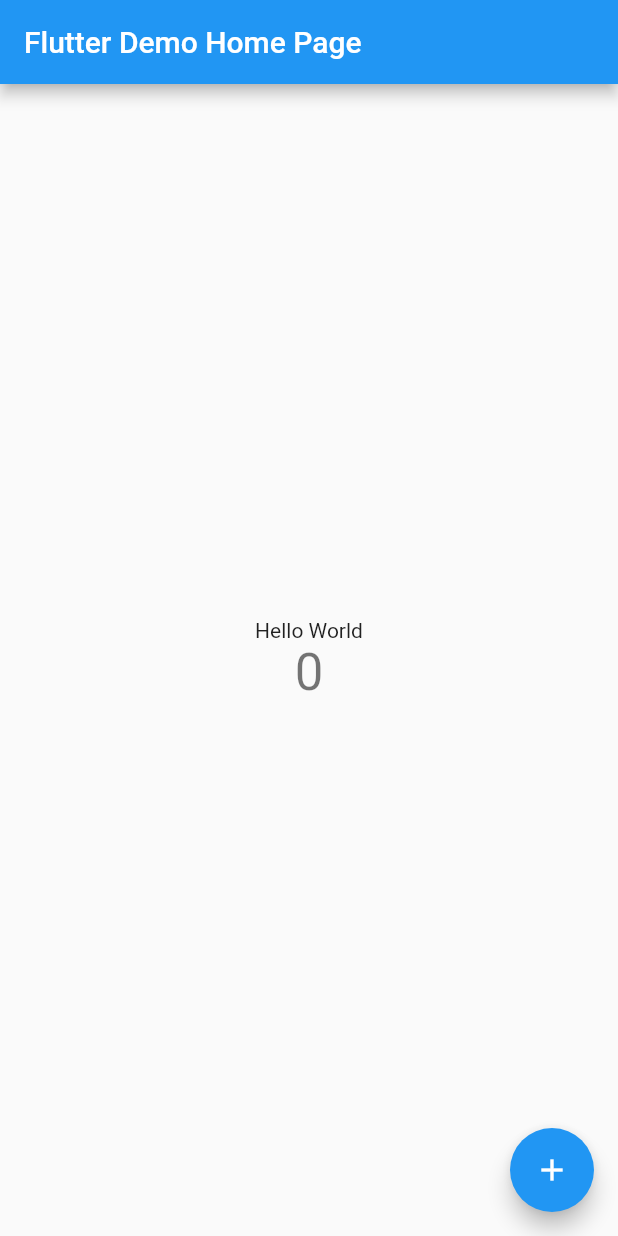
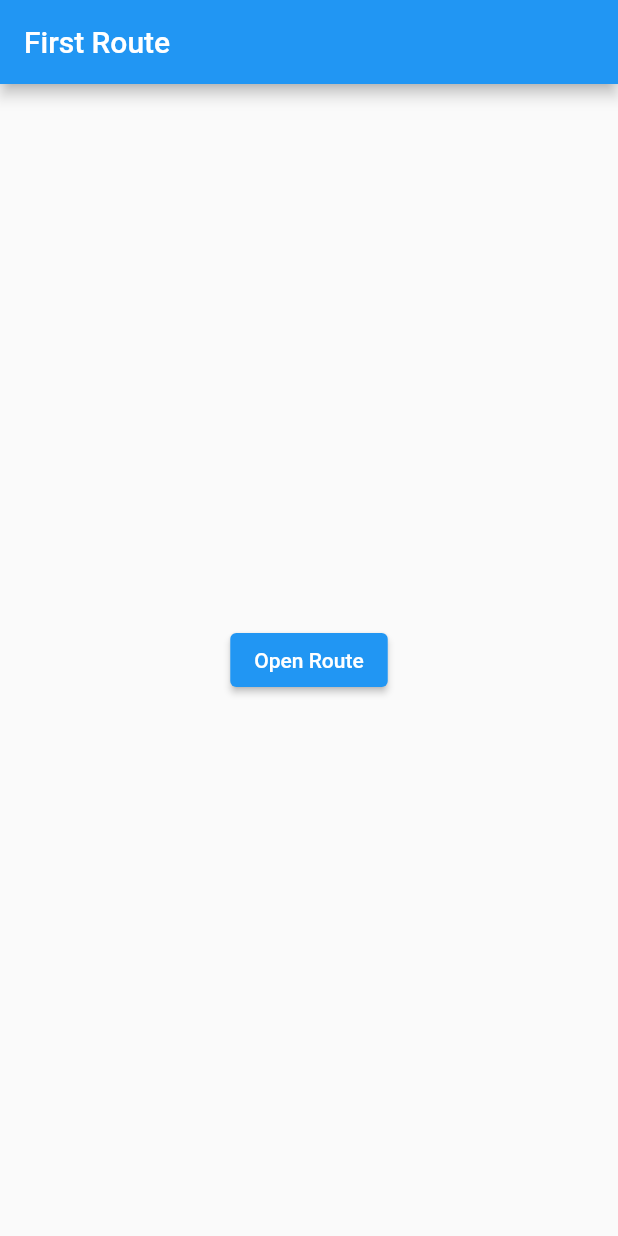
Before and after one commit to nigelcardozo/quiz_test, a Flutter app: the screen it shows after launch, on a phone screen of 412 x 824 dp. Run offline on Flutter 3.47's test engine with Material 2 defaults, Android fonts, the light colour scheme and no system bars; generated files the repository leaves out were written again.

Commit message:
Modified app to have two screens

```diff
--- a/lib/l10n/app_en.arb
+++ b/lib/l10n/app_en.arb
@@ -1,4 +1,8 @@
 {
   "appTitle": "Quiz Test",
-  "bodyText": "Hello World"
+  "bodyText": "Hello World",
+  "firstRoute": "First Route",
+  "secondRoute": "Second Route",
+  "openRoute": "Open Route",
+  "goBack": "Go Back"
 }
--- a/lib/l10n/app_es.arb
+++ b/lib/l10n/app_es.arb
@@ -1,4 +1,8 @@
 {
   "appTitle": "Prueba",
-  "bodyText": "Hola Mundo"
+  "bodyText": "Hola Mundo",
+  "firstRoute": "Primera Ruta",
+  "secondRoute": "Segunda Ruta",
+  "openRoute": "Ruta Abierta",
+  "goBack": "Regresa"
 }
--- a/lib/main.dart
+++ b/lib/main.dart
@@ -12,7 +12,7 @@
   Widget build(BuildContext context) {
     return MaterialApp(
       onGenerateTitle: (context) {
-        return AppLocalizations.of(context).appTitle;
+        return AppLocalizations.of(context)!.appTitle;
       },
       localizationsDelegates: [
         AppLocalizations.delegate,
@@ -36,92 +36,52 @@
         // is not restarted.
         primarySwatch: Colors.blue,
       ),
-      home: MyHomePage(title: 'Flutter Demo Home Page'),
+      home: FirstRoute(),
     );
   }
 }
 
-class MyHomePage extends StatefulWidget {
-  MyHomePage({Key key, this.title}) : super(key: key);
-
-  // This widget is the home page of your application. It is stateful, meaning
-  // that it has a State object (defined below) that contains fields that affect
-  // how it looks.
-
-  // This class is the configuration for the state. It holds the values (in this
-  // case the title) provided by the parent (in this case the App widget) and
-  // used by the build method of the State. Fields in a Widget subclass are
-  // always marked "final".
-
-  final String title;
-
-  @override
-  _MyHomePageState createState() => _MyHomePageState();
-}
-
-class _MyHomePageState extends State<MyHomePage> {
-  int _counter = 0;
-
-  void _incrementCounter() {
-    setState(() {
-      // This call to setState tells the Flutter framework that something has
-      // changed in this State, which causes it to rerun the build method below
-      // so that the display can reflect the updated values. If we changed
-      // _counter without calling setState(), then the build method would not be
-      // called again, and so nothing would appear to happen.
-      _counter++;
-    });
-  }
+class FirstRoute extends StatelessWidget {
+  const FirstRoute({Key? key}) : super(key: key);
 
   @override
   Widget build(BuildContext context) {
-    // This method is rerun every time setState is called, for instance as done
-    // by the _incrementCounter method above.
-    //
-    // The Flutter framework has been optimized to make rerunning build methods
-    // fast, so that you can just rebuild anything that needs updating rather
-    // than having to individually change instances of widgets.
     return Scaffold(
       appBar: AppBar(
-        // Here we take the value from the MyHomePage object that was created by
-        // the App.build method, and use it to set our appbar title.
-        title: Text(widget.title),
-      ),
+          //title: Text('First Route'),
+          title: Text(AppLocalizations.of(context)!.firstRoute)),
       body: Center(
-        // Center is a layout widget. It takes a single child and positions it
-        // in the middle of the parent.
-        child: Column(
-          // Column is also a layout widget. It takes a list of children and
-          // arranges them vertically. By default, it sizes itself to fit its
-          // children horizontally, and tries to be as tall as its parent.
-          //
-          // Invoke "debug painting" (press "p" in the console, choose the
-          // "Toggle Debug Paint" action from the Flutter Inspector in Android
-          // Studio, or the "Toggle Debug Paint" command in Visual Studio Code)
-          // to see the wireframe for each widget.
-          //
-          // Column has various properties to control how it sizes itself and
-          // how it positions its children. Here we use mainAxisAlignment to
-          // center the children vertically; the main axis here is the vertical
-          // axis because Columns are vertical (the cross axis would be
-          // horizontal).
-          mainAxisAlignment: MainAxisAlignment.center,
-          children: <Widget>[
-            Text(
-                //'You have pushed the button this many times:',
-                AppLocalizations.of(context).bodyText),
-            Text(
-              '$_counter',
-              style: Theme.of(context).textTheme.headline4,
-            ),
-          ],
+        child: ElevatedButton(
+          child: Text(AppLocalizations.of(context)!.openRoute),
+          onPressed: () {
+            // Navigate to second route when tapped.
+            Navigator.push(
+              context,
+              MaterialPageRoute(builder: (context) => SecondRoute()),
+            );
+          },
         ),
       ),
-      floatingActionButton: FloatingActionButton(
-        onPressed: _incrementCounter,
-        tooltip: 'Increment',
-        child: Icon(Icons.add),
-      ), // This trailing comma makes auto-formatting nicer for build methods.
     );
   }
 }
+
+class SecondRoute extends StatelessWidget {
+  const SecondRoute({Key? key}) : super(key: key);
+
+  @override
+  Widget build(BuildContext context) {
+    return Scaffold(
+      appBar: AppBar(title: Text(AppLocalizations.of(context)!.secondRoute)),
+      body: Center(
+        child: ElevatedButton(
+          onPressed: () {
+            // Navigate back to first route when tapped.
+            Navigator.pop(context);
+          },
+          child: Text(AppLocalizations.of(context)!.goBack),
+        ),
+      ),
+    );
+  }
+}
--- a/pubspec.yaml
+++ b/pubspec.yaml
@@ -18,7 +18,7 @@
 version: 1.0.0+1
 
 environment:
-  sdk: ">=2.7.0 <3.0.0"
+  sdk: ">=2.12.0 <3.0.0"
 
 dependencies:
   flutter:
```
